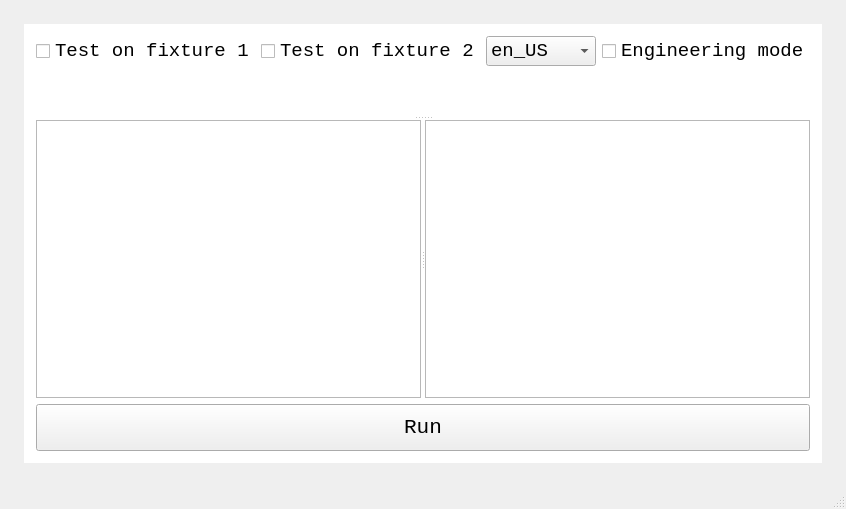
Before: the Qt Designer form ui/design3.ui in EasonLu1222/readByYourself, drawn with Qt 5.
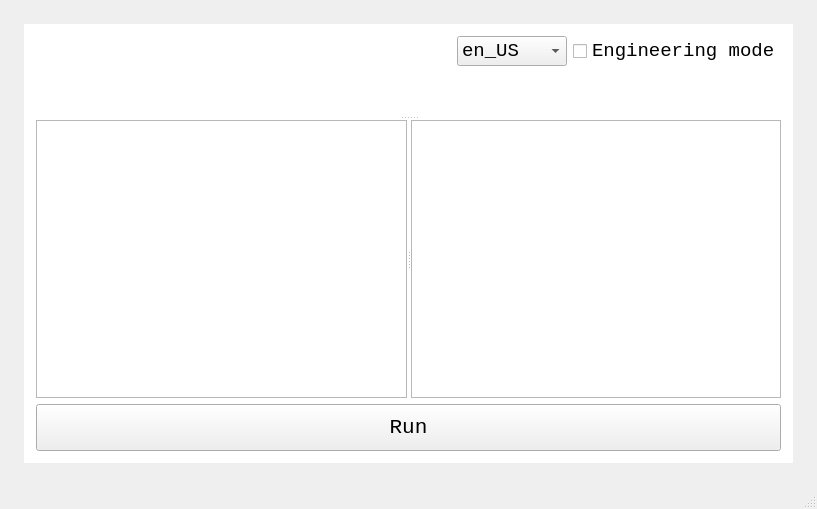
After: the same form once the commit is applied. Custom widgets are drawn as their Qt base class.

Commit message: Remove fx1 fx2 checkboxes from design3.ui

The edit to the form file:
```diff
--- a/ui/design3.ui
+++ b/ui/design3.ui
@@ -53,34 +53,7 @@
          <item>
           <layout class="QHBoxLayout" name="horizontalLayout_2">
            <item>
-            <layout class="QHBoxLayout" name="horizontalLayout">
-             <item>
-              <widget class="QCheckBox" name="checkBoxFx1">
-               <property name="font">
-                <font>
-                 <family>Courier New</family>
-                 <pointsize>14</pointsize>
-                </font>
-               </property>
-               <property name="text">
-                <string>Test on fixture 1</string>
-               </property>
-              </widget>
-             </item>
-             <item>
-              <widget class="QCheckBox" name="checkBoxFx2">
-               <property name="font">
-                <font>
-                 <family>Courier New</family>
-                 <pointsize>14</pointsize>
-                </font>
-               </property>
-               <property name="text">
-                <string>Test on fixture 2</string>
-               </property>
-              </widget>
-             </item>
-            </layout>
+            <layout class="QHBoxLayout" name="horizontalLayout"/>
            </item>
            <item>
             <spacer name="horizontalSpacer">
```
The commit also changes 1 other file.
